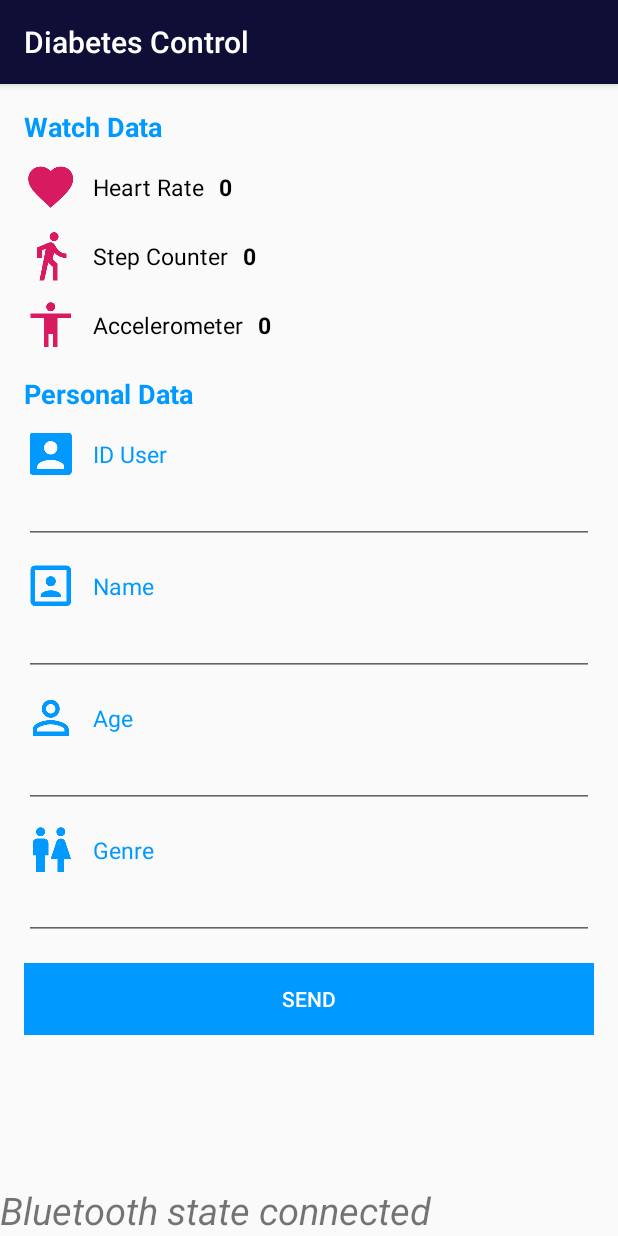
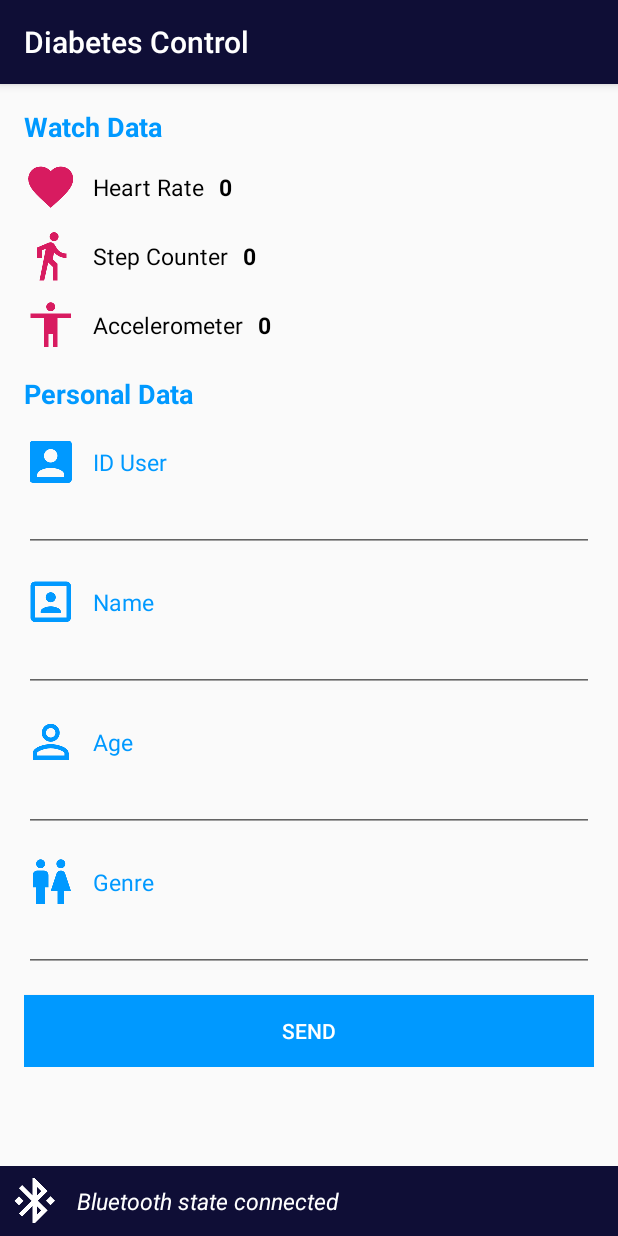
Before and after one commit to henry-sabogal/ControlDiabetes, an Android app: the ConnectActivity screen opened directly, with no data from a screen before it, on a phone screen of 412 x 824 dp. Run offline under Robolectric (Android 15) with nearby library versions, the phone set to English and light mode, and no system bars; network calls fail; 8 statements that could not run were skipped.

Commit message:
Bluetooth Icon

```diff
--- a/app/src/main/java/com/mastergenova/controldiabetes/ConnectActivity.java
+++ b/app/src/main/java/com/mastergenova/controldiabetes/ConnectActivity.java
@@ -10,6 +10,7 @@ import androidx.appcompat.widget.Toolbar;
 
 import android.os.Handler;
 import android.os.Message;
+import android.widget.ImageView;
 import android.widget.TextView;
 import android.widget.Toast;
 
@@ -37,6 +38,7 @@ public class ConnectActivity extends AppCompatActivity {
     TextView mAccelerometerTextView;
 
     TextView mStatusTextView;
+    ImageView mBluetoothImageView;
 
     @Override
     protected void onCreate(Bundle savedInstanceState) {
@@ -51,11 +53,13 @@ public class ConnectActivity extends AppCompatActivity {
         mAccelerometerTextView = (TextView)findViewById(R.id.txtAccelerometer);
 
         mStatusTextView = (TextView)findViewById(R.id.txtStatus);
+        mBluetoothImageView = (ImageView)findViewById(R.id.imgBluetooth);
 
         mBluetoothAdapter = BluetoothAdapter.getDefaultAdapter();
 
         if(mBluetoothAdapter == null){
             mStatusTextView.setText("Device doesn't support bluetooth");
+            mBluetoothImageView.setImageResource(R.drawable.baseline_bluetooth_disabled_black_36);
         }else{
             Intent intent = getIntent();
             mConnectedDeviceName = intent.getStringExtra(SelectDeviceActivity.EXTRA_DEVICE_ADDRESS);
@@ -112,18 +116,22 @@ public class ConnectActivity extends AppCompatActivity {
                         case BluetoothService.STATE_CONNECTED:
                             System.out.println("Bluetooth state connected");
                             mStatusTextView.setText("Bluetooth state connected");
+                            mBluetoothImageView.setImageResource(R.drawable.baseline_bluetooth_connected_black_36);
                             break;
                         case BluetoothService.STATE_CONNECTING:
                             System.out.println("Bluetooth state connecting");
                             mStatusTextView.setText("Bluetooth state connecting");
+                            mBluetoothImageView.setImageResource(R.drawable.baseline_bluetooth_searching_black_36);
                             break;
                         case BluetoothService.STATE_LISTEN:
                             System.out.println("Bluetooth state listen");
                             mStatusTextView.setText("Bluetooth state listen");
+                            mBluetoothImageView.setImageResource(R.drawable.baseline_bluetooth_searching_black_36);
                             break;
                         case BluetoothService.STATE_NONE:
                             System.out.println("Bluetooth state none");
                             mStatusTextView.setText("Bluetooth state none");
+                            mBluetoothImageView.setImageResource(R.drawable.baseline_bluetooth_disabled_black_36);
                             break;
                     }
                     break;
@@ -159,10 +167,12 @@ public class ConnectActivity extends AppCompatActivity {
                     mConnectedDeviceName = msg.getData().getString(Constants.DEVICE_NAME);
                     System.out.println("Connected to " + mConnectedDeviceName);
                     mStatusTextView.setText("Connected to " + mConnectedDeviceName);
+                    mBluetoothImageView.setImageResource(R.drawable.baseline_bluetooth_connected_black_36);
                     break;
                 case Constants.MESSAGE_TOAST:
                     System.out.println("Message Toast " + msg.getData().getString(Constants.DEVICE_NAME));
                     mStatusTextView.setText("Message Toast " + msg.getData().getString(Constants.DEVICE_NAME));
+                    mBluetoothImageView.setImageResource(R.drawable.baseline_bluetooth_connected_black_36);
                     break;
             }
         }
@@ -190,6 +200,7 @@ public class ConnectActivity extends AppCompatActivity {
                     System.out.println("BT not enabled");
                     Toast.makeText(this, "BT not enabled", Toast.LENGTH_SHORT).show();
                     mStatusTextView.setText("BT not enabled");
+                    mBluetoothImageView.setImageResource(R.drawable.baseline_bluetooth_disabled_black_36);
                 }
         }
     }
--- a/app/src/main/res/layout/content_connect.xml
+++ b/app/src/main/res/layout/content_connect.xml
@@ -154,7 +154,7 @@
                 <LinearLayout
                     android:layout_width="match_parent"
                     android:layout_height="wrap_content"
-                    android:layout_marginTop="10dp"
+                    android:layout_marginTop="15dp"
                     android:orientation="horizontal">
 
                     <ImageView
@@ -184,7 +184,7 @@
                 <LinearLayout
                     android:layout_width="match_parent"
                     android:layout_height="wrap_content"
-                    android:layout_marginTop="10dp"
+                    android:layout_marginTop="15dp"
                     android:orientation="horizontal">
 
                     <ImageView
@@ -214,7 +214,7 @@
                 <LinearLayout
                     android:layout_width="match_parent"
                     android:layout_height="wrap_content"
-                    android:layout_marginTop="10dp"
+                    android:layout_marginTop="15dp"
                     android:orientation="horizontal">
 
                     <ImageView
@@ -244,7 +244,7 @@
                 <LinearLayout
                     android:layout_width="match_parent"
                     android:layout_height="wrap_content"
-                    android:layout_marginTop="10dp"
+                    android:layout_marginTop="15dp"
                     android:orientation="horizontal">
 
                     <ImageView
@@ -287,16 +287,32 @@
 
     </LinearLayout>
 
-    <TextView
-        android:id="@+id/txtStatus"
+    <LinearLayout
         android:layout_width="match_parent"
         android:layout_height="wrap_content"
-        android:textSize="25dp"
-        android:textStyle="italic"
         app:layout_constraintBottom_toBottomOf="parent"
         app:layout_constraintEnd_toEndOf="parent"
-        />
+        android:padding="5dp"
+        android:background="@color/colorPrimary"
+        android:orientation="horizontal">
 
+        <ImageView
+            android:id="@+id/imgBluetooth"
+            android:layout_width="wrap_content"
+            android:layout_height="wrap_content"
+            android:src="@drawable/baseline_bluetooth_black_36"
+            android:tint="@color/colorWhite" />
 
+        <TextView
+            android:id="@+id/txtStatus"
+            android:layout_width="match_parent"
+            android:layout_height="wrap_content"
+            android:textSize="15dp"
+            android:layout_gravity="center"
+            android:layout_marginLeft="10dp"
+            android:textColor="@color/colorWhite"
+            android:textStyle="italic"
+            />
+    </LinearLayout>
 
 </androidx.constraintlayout.widget.ConstraintLayout>
```
